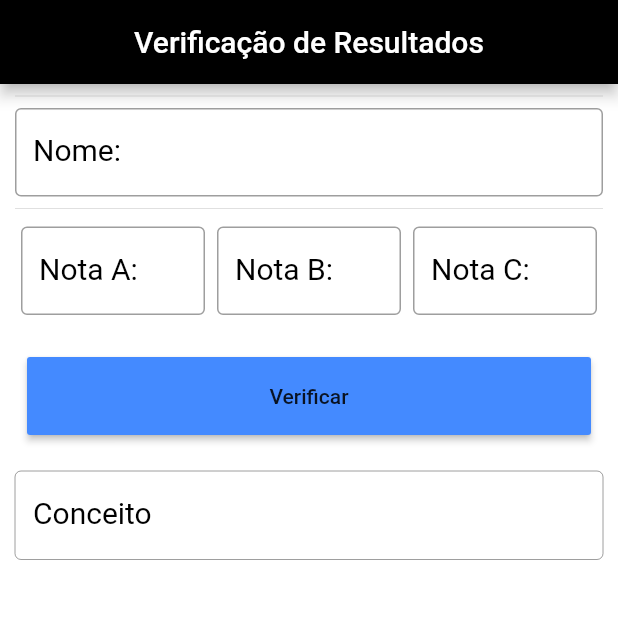
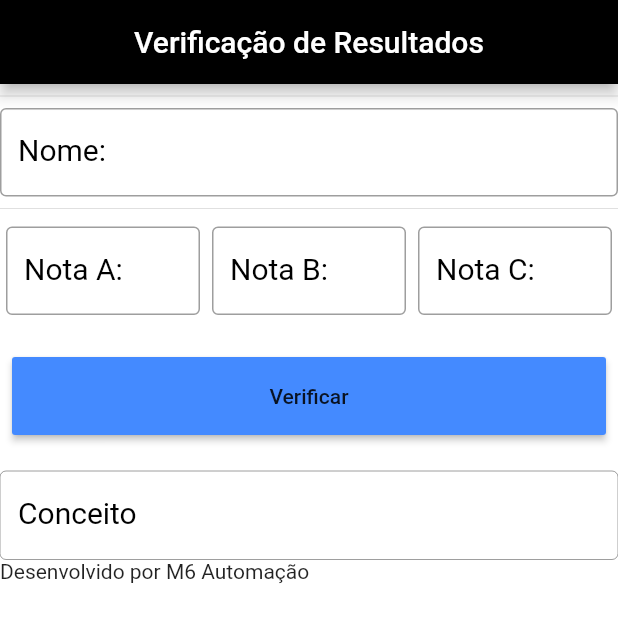
Before and after one commit to ricardom6/conceitoestudantil, a Flutter app: the screen it shows after launch, on a phone screen of 412 x 824 dp. Shown: the top 622 px of the screen. Run offline on Flutter 3.47's test engine with Material 2 defaults, Android fonts, the phone set to English and light mode, and no system bars.

Commit message:
acrescentado texto: desenvolvido... O prog anterior está melhor

```diff
--- a/lib/main.dart
+++ b/lib/main.dart
@@ -33,7 +33,7 @@ class _HomeState extends State<Home> {
     else if (Result >=7.5) stConceito = "Conceito B";
     else if (Result >=6) stConceito = "Conceito C";
     else if (Result >=4) stConceito = "Conceito D";
-    else stConceito = "Conceito A";
+    else stConceito = "Conceito E";
     conceitoController.text = stConceito;
   }
 
@@ -216,8 +216,12 @@ class _HomeState extends State<Home> {
     );
 
     SingleChildScrollView singleChildScrollView = SingleChildScrollView(
-      child: form,
-      padding: EdgeInsets.fromLTRB(10, 0, 10, 50),
+      child: Column(crossAxisAlignment: CrossAxisAlignment.stretch,
+        children: <Widget>[
+        form,
+        //padding: EdgeInsets.fromLTRB(10, 0, 10, 50),
+          Text ("Desenvolvido por M6 Automação")
+        ])
     );
     //Container containerColuna =
     //  Container(padding: EdgeInsets.all(8), child: column);
@@ -226,6 +230,7 @@ class _HomeState extends State<Home> {
       appBar: appBar,
       backgroundColor: Colors.white,
       body: singleChildScrollView,
+
     );
     return scaffold;
   }
```
